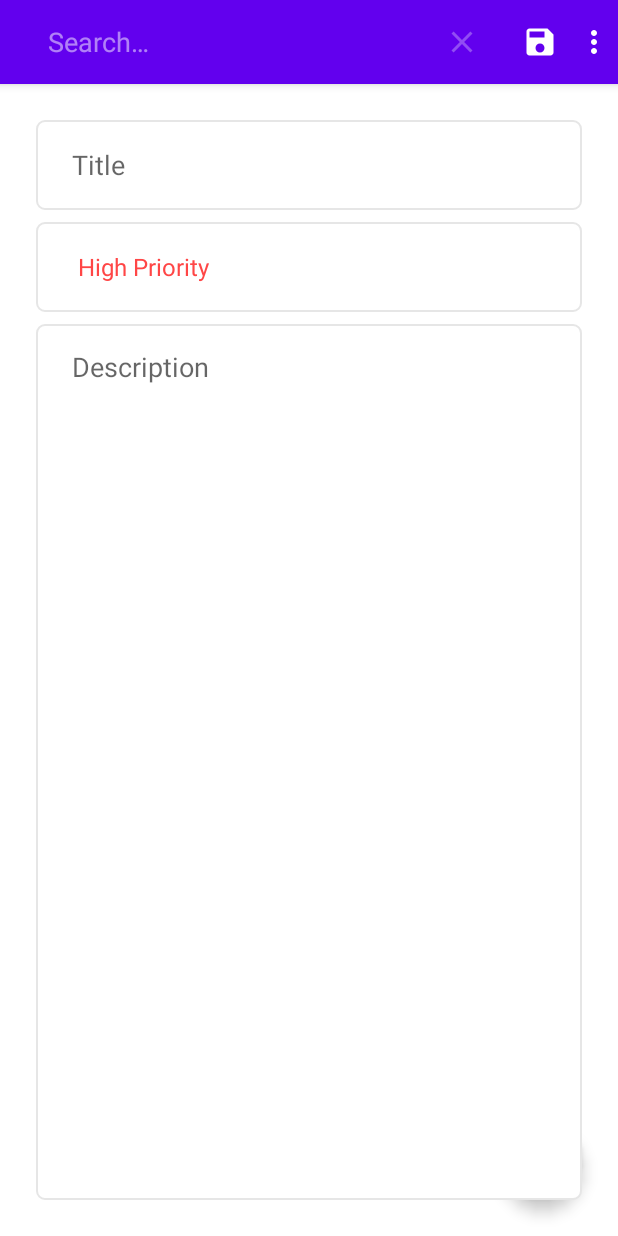
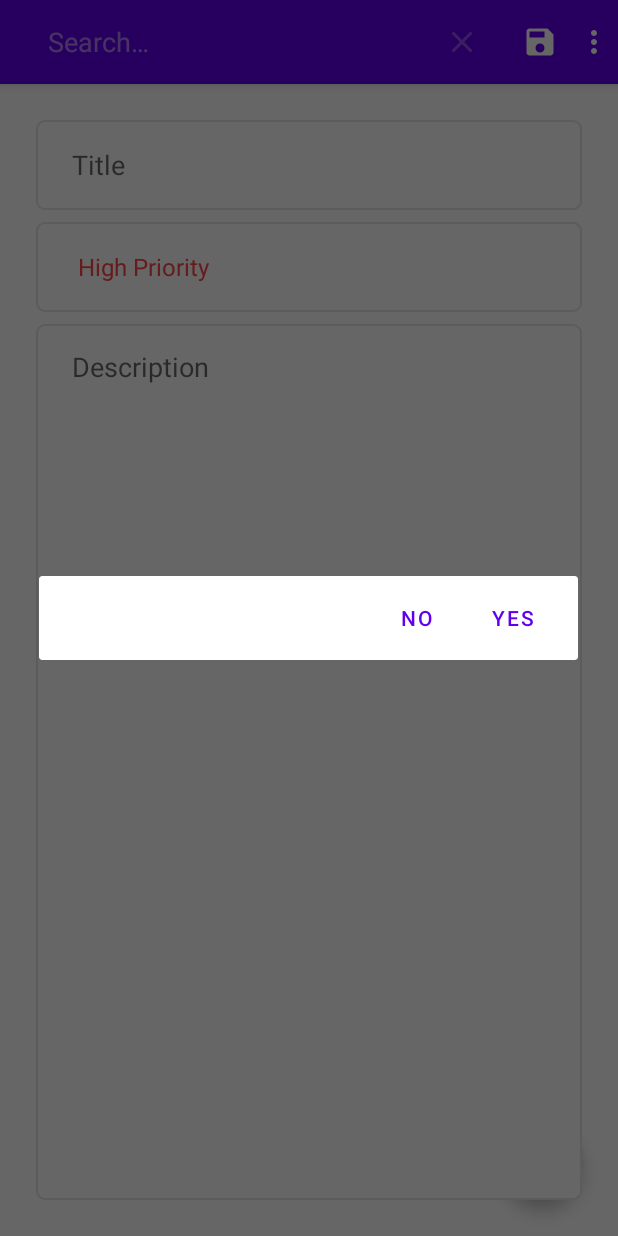
Before and after one commit to Ashish0077/ToDo_App_Android, an Android app: the fragment UpdateFragment placed in its activity, in the options menu, after a tap on "Delete", on a phone screen of 412 x 824 dp. Run offline under Robolectric (Android 15) with nearby library versions, the phone set to English and light mode, and no system bars; our stand-ins replace Room's generated code, navigation-ui; 6 statements that could not run were skipped.

Commit message:
delete single ToDo item functionality implemented
Signed-off-by: Ashish Arora <ashish007722@gmail.com>

```diff
--- a/app/src/main/java/com/example/todoapp/data/ToDoDao.kt
+++ b/app/src/main/java/com/example/todoapp/data/ToDoDao.kt
@@ -15,4 +15,7 @@ interface ToDoDao {
 
     @Update
     suspend fun updateData(toDoData: ToDoData)
+
+    @Delete
+    suspend fun deleteItem(toDoData: ToDoData)
 }
--- a/app/src/main/java/com/example/todoapp/data/repository/ToDoRepository.kt
+++ b/app/src/main/java/com/example/todoapp/data/repository/ToDoRepository.kt
@@ -15,4 +15,8 @@ class ToDoRepository(private val toDoDao: ToDoDao) {
     suspend fun updateData(toDoData: ToDoData) {
         toDoDao.updateData(toDoData)
     }
+
+    suspend fun deleteItem(toDoData: ToDoData) {
+        toDoDao.deleteItem(toDoData)
+    }
 }
--- a/app/src/main/java/com/example/todoapp/data/viewmodel/ToDoViewModel.kt
+++ b/app/src/main/java/com/example/todoapp/data/viewmodel/ToDoViewModel.kt
@@ -31,4 +31,10 @@ class ToDoViewModel(application: Application): AndroidViewModel(application) {
             repository.updateData(toDoData)
         }
     }
+
+    fun deleteItem(toDoData: ToDoData) {
+        viewModelScope.launch(Dispatchers.IO) {
+            repository.deleteItem(toDoData)
+        }
+    }
 }
--- a/app/src/main/java/com/example/todoapp/fragments/update/UpdateFragment.kt
+++ b/app/src/main/java/com/example/todoapp/fragments/update/UpdateFragment.kt
@@ -1,5 +1,6 @@
 package com.example.todoapp.fragments.update
 
+import android.app.AlertDialog
 import android.os.Bundle
 import android.view.*
 import android.widget.Toast
@@ -43,10 +44,30 @@ class UpdateFragment : Fragment() {
     }
 
     override fun onOptionsItemSelected(item: MenuItem): Boolean {
-        if(item.itemId == R.id.menu_save) {
-            updateItem()
+        when(item.itemId) {
+            R.id.menu_save -> updateItem()
+            R.id.menu_delete -> confirmItemRemoval()
         }
         return super.onOptionsItemSelected(item)
+    }
+
+    private fun confirmItemRemoval() {
+        val alertDialog = AlertDialog.Builder(requireContext()).apply {
+            setPositiveButton("YES") { _, _ ->
+                mToDoViewModel.deleteItem(args.currentItem)
+                Toast.makeText(
+                        requireContext(),
+                        "Successfully Removed: '${args.currentItem.title}'",
+                        Toast.LENGTH_SHORT
+                ).show()
+                findNavController().navigate(R.id.action_updateFragment_to_listFragment)
+            }
+            setNegativeButton("NO") { _, _ -> /*DO NOTHING*/ }
+            setTitle("Delete '${args.currentItem.title}'")
+            setMessage("Are you sure you want to remove: '${args.currentItem.title}'?")
+            create()
+        }
+        alertDialog.show()
     }
 
     private fun updateItem() {
```
